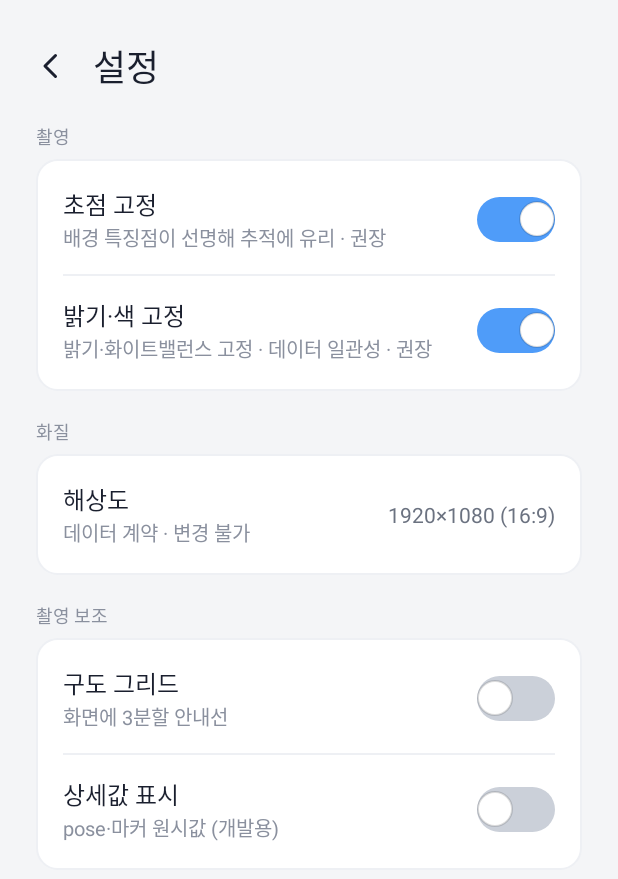
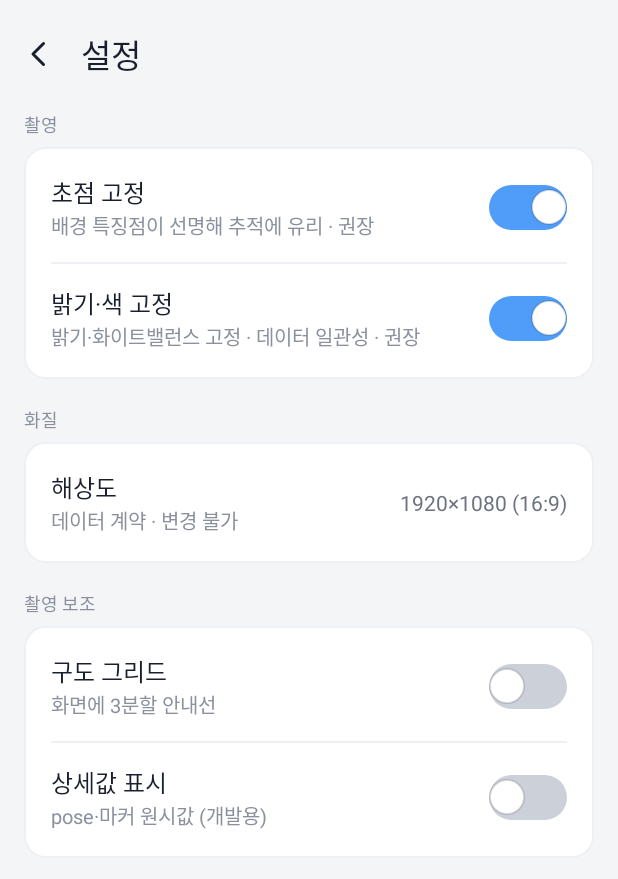
Before and after one commit to ehrud7654/Physical-AI-project, an Android app: the SettingsActivity screen opened directly, with no data from a screen before it, on a phone screen of 412 x 824 dp. Shown: the top 879 px of the screen. Run offline under Robolectric (Android 15) with nearby library versions, the phone set to English and light mode, and no system bars.

Commit message:
fix: 설정 상단바 위치·제목 크기 기록과 통일 (S15P21A103-157)

```diff
--- a/APP/arpose/app/src/main/res/layout/activity_settings.xml
+++ b/APP/arpose/app/src/main/res/layout/activity_settings.xml
@@ -8,9 +8,9 @@
         android:layout_width="match_parent"
         android:layout_height="wrap_content"
         android:orientation="vertical"
-        android:padding="24dp">
+        android:padding="16dp">
 
-        <!-- 상단바 -->
+        <!-- 상단바 (기록 화면과 위치/크기 통일: 컨테이너 16dp + backBtn -10dp) -->
         <LinearLayout
             android:layout_width="match_parent"
             android:layout_height="wrap_content"
@@ -33,7 +33,7 @@
                 android:layout_marginStart="8dp"
                 android:text="설정"
                 android:textColor="@color/inkPrimary"
-                android:textSize="24sp" />
+                android:textSize="22sp" />
         </LinearLayout>
 
         <!-- 촬영 -->
```
